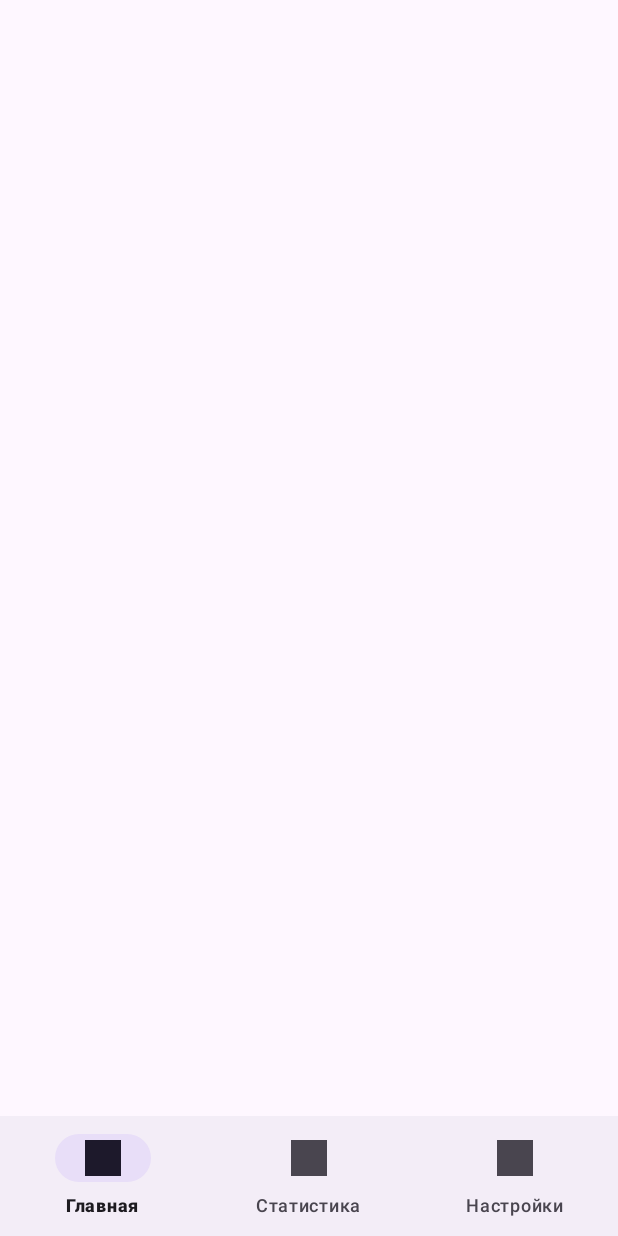
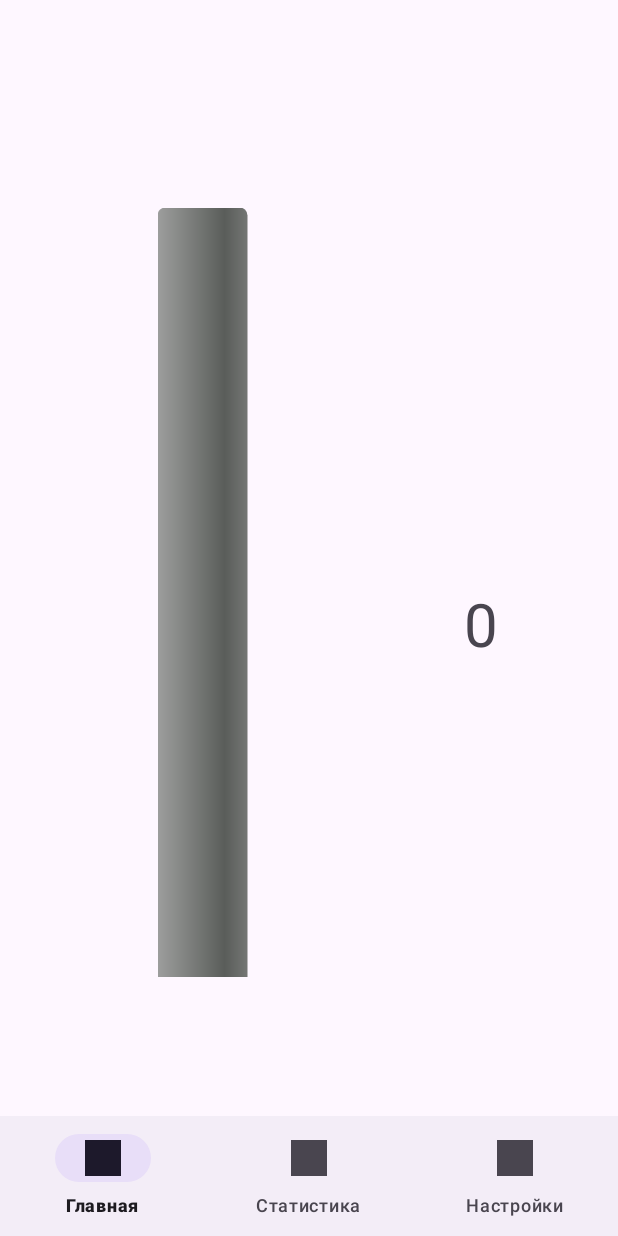
Before and after one commit to 4udiwe/step-counter, an Android app: the screen it shows after launch (MainActivity), on a phone screen of 412 x 824 dp. Run offline under Robolectric (Android 15) with nearby library versions, the phone set to English and light mode, and no system bars; 1 statement that could not run was skipped.

Commit message:
1 фрагмент по-красивше.

```diff
--- a/app/src/main/java/com/example/step_counter/MainActivity.java
+++ b/app/src/main/java/com/example/step_counter/MainActivity.java
@@ -55,12 +55,10 @@ public class MainActivity extends AppCompatActivity implements LocListenerInterf
         Log.d("RRR", "Init");
         locationManager = (LocationManager)getSystemService(Context.LOCATION_SERVICE);
 
-
         currentDate = new Date();
         dbManager = new DBManager(this);
         myLocationListener = new MyLocationListener();
         myLocationListener.setLocListenerInterface(this);
-
 
         @SuppressLint("RestrictedApi")
         BottomNavigationView bottomNavigationView;
@@ -91,8 +89,10 @@ public class MainActivity extends AppCompatActivity implements LocListenerInterf
             }
             return false;
         });
-
-
+        FragmentMain main = new FragmentMain();
+        FragmentTransaction fragmentTransaction = getSupportFragmentManager().beginTransaction();
+        fragmentTransaction.replace(R.id.fragmcontainer, main);
+        fragmentTransaction.commit();
     }
 
 
@@ -117,9 +117,7 @@ public class MainActivity extends AppCompatActivity implements LocListenerInterf
             distance = 0;
             currentDate = now;
         }
-
         if (location.hasSpeed() && lastLocation != null){
-            Log.d("RRR", String.valueOf((int) lastLocation.distanceTo(location)));
             distance += (int) lastLocation.distanceTo(location);
         }
         lastLocation = location;
--- a/app/src/main/res/layout/fragment_main.xml
+++ b/app/src/main/res/layout/fragment_main.xml
@@ -13,19 +13,35 @@
         android:id="@+id/tvDist"
         android:layout_width="wrap_content"
         android:layout_height="wrap_content"
-        android:text="Passed distance"
-        android:textSize="24sp"
+        android:text="Dist"
+        android:textSize="40sp"
+        android:layout_marginEnd="80sp"
+        android:layout_marginTop="180dp"
+
         app:layout_constraintBottom_toBottomOf="parent"
         app:layout_constraintEnd_toEndOf="parent"
-        app:layout_constraintStart_toStartOf="parent"
-        app:layout_constraintTop_toTopOf="parent"
-        app:layout_constraintVertical_bias="0.289" />
+        app:layout_constraintTop_toTopOf="parent" />
+
+    <ProgressBar
+        android:id="@+id/progressBar"
+        style="@android:style/Widget.ProgressBar.Horizontal"
+        android:layout_width="555dp"
+        android:layout_height="60dp"
+        android:layout_marginTop="180dp"
+        android:indeterminate="false"
+        android:indeterminateOnly="false"
+        android:mirrorForRtl="true"
+        android:rotation="-90"
+        app:layout_constraintBottom_toBottomOf="parent"
+        app:layout_constraintEnd_toEndOf="parent"
+        app:layout_constraintTop_toTopOf="parent" />
 
     <androidx.swiperefreshlayout.widget.SwipeRefreshLayout
-        xmlns:android="http://schemas.android.com/apk/res/android"
         android:id="@+id/swiperefresh"
         android:layout_width="match_parent"
-        android:layout_height="match_parent">
+        android:layout_height="match_parent"
+        tools:layout_editor_absoluteX="58dp"
+        tools:layout_editor_absoluteY="16dp">
 
         <ListView
             android:id="@android:id/list"
@@ -34,18 +50,7 @@
 
     </androidx.swiperefreshlayout.widget.SwipeRefreshLayout>
 
-    <ProgressBar
-        android:id="@+id/progressBar"
-        style="?android:attr/progressBarStyleHorizontal"
-        android:layout_width="match_parent"
-        android:layout_height="40dp"
-        android:layout_margin="30dp"
-        android:indeterminateOnly="false"
-        android:mirrorForRtl="true"
-        app:layout_constraintEnd_toEndOf="parent"
-        app:layout_constraintHorizontal_bias="0.498"
-        app:layout_constraintStart_toStartOf="parent"
-        app:layout_constraintTop_toBottomOf="@+id/tvDist" />
+
 
 
 </androidx.constraintlayout.widget.ConstraintLayout>
```
